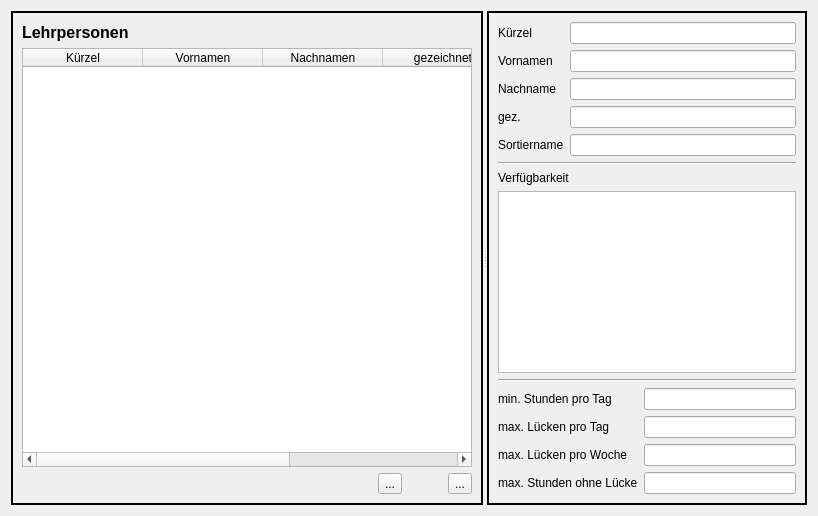
Old version of the form wz-data/ui/teacher_editor.ui in the repository gradgrind/WZ3.
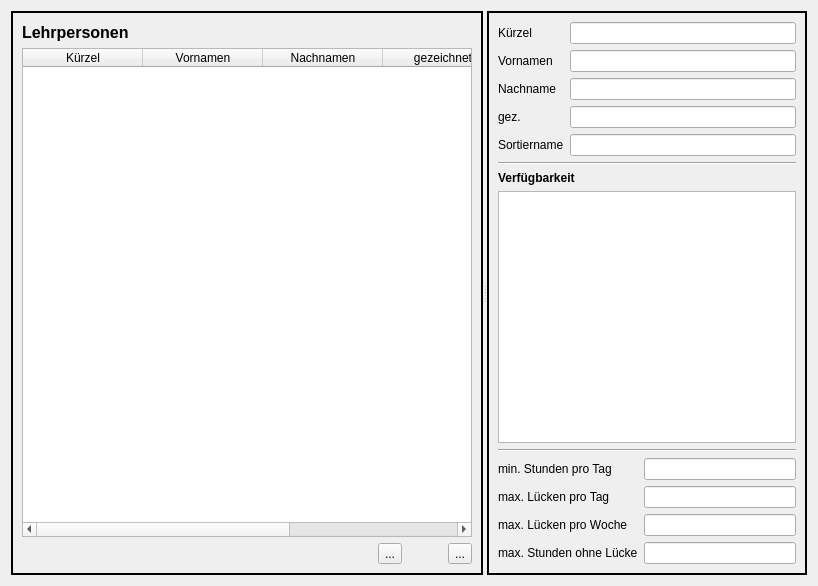
New version of the form. Icons and pictures are not drawn. Custom widgets are drawn as their Qt base class.

Commit message: Unstable state – work on teacher-data editor

Diff of the .ui file:
```diff
--- a/wz-data/ui/teacher_editor.ui
+++ b/wz-data/ui/teacher_editor.ui
@@ -7,7 +7,7 @@
     <x>0</x>
     <y>0</y>
     <width>818</width>
-    <height>516</height>
+    <height>586</height>
    </rect>
   </property>
   <property name="sizePolicy">
@@ -327,6 +327,11 @@
        </item>
        <item>
         <widget class="QLabel" name="label_6">
+         <property name="font">
+          <font>
+           <bold>true</bold>
+          </font>
+         </property>
          <property name="text">
           <string>Verfügbarkeit</string>
          </property>
@@ -392,6 +397,13 @@
    </item>
   </layout>
  </widget>
+ <customwidgets>
+  <customwidget>
+   <class>EdiTableWidget</class>
+   <extends>QTableWidget</extends>
+   <header>ui.edi_table</header>
+  </customwidget>
+ </customwidgets>
  <tabstops>
   <tabstop>teacher_table</tabstop>
   <tabstop>TID</tabstop>
```
Left out of the diff: 2 changed lines with no effect on the pictures. The commit also changes 3 other files.
